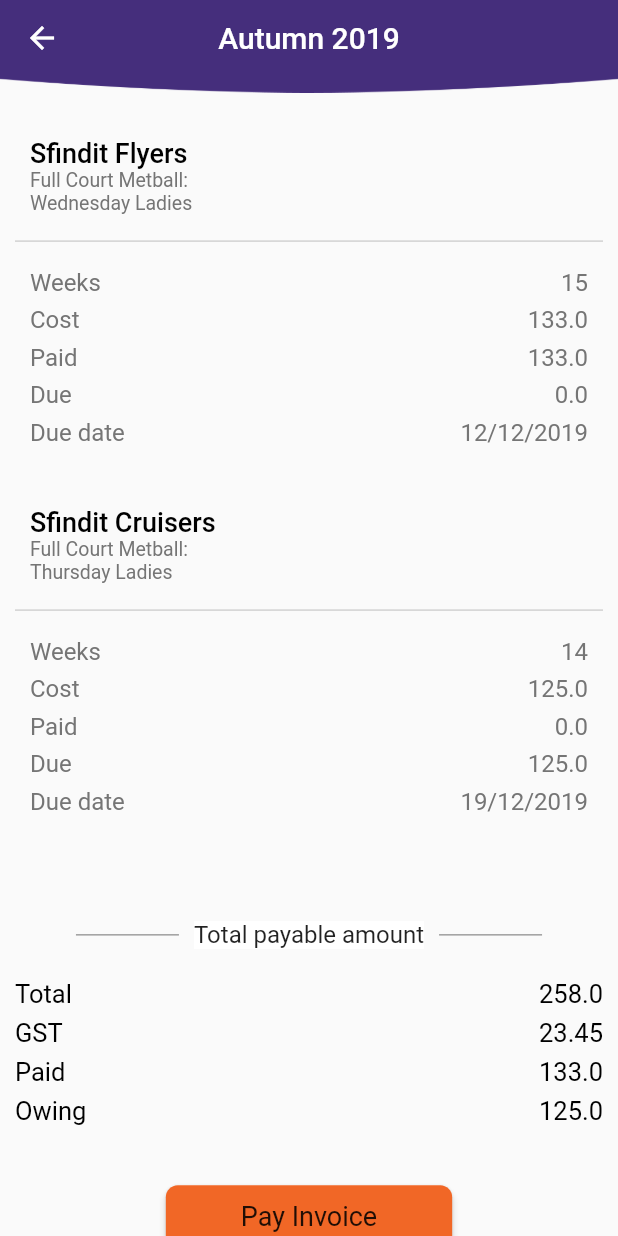
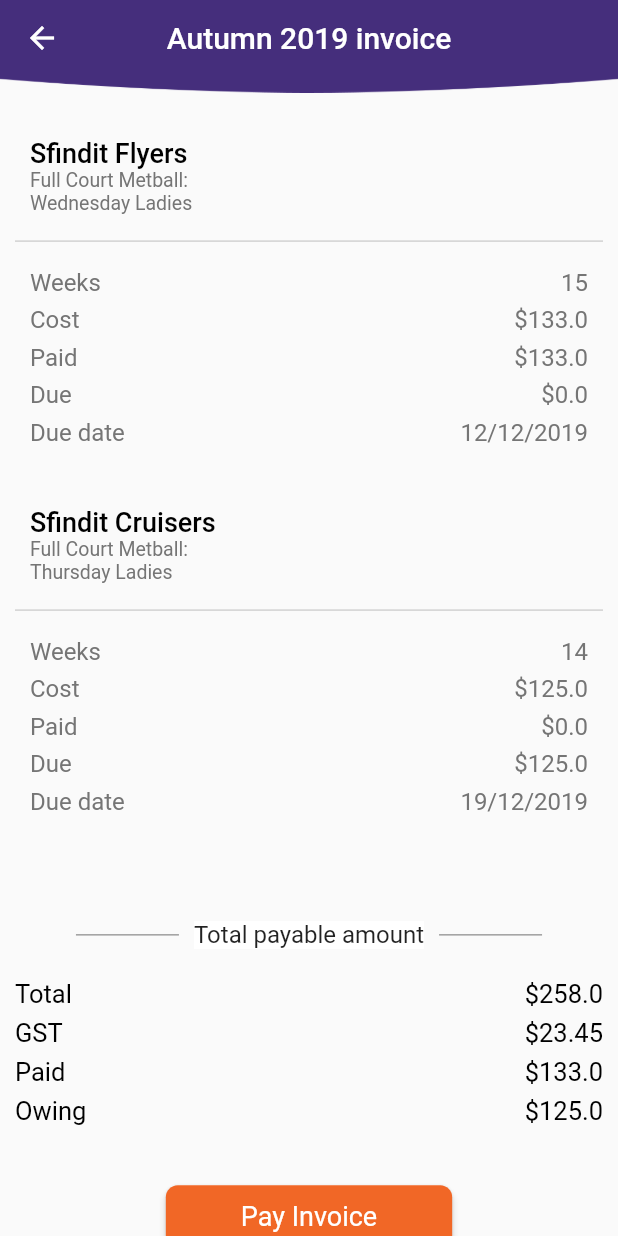
Before and after one commit to ChiragRathod090/SFindit, a Flutter app: the SeasonScreen screen opened directly, after a tap on "Autumn 2019", on a phone screen of 412 x 824 dp. Run offline on Flutter 3.47's test engine with Material 2 defaults, Android fonts, the phone set to English and light mode, and no system bars.

Commit message:
Trello Points.

```diff
--- a/lib/common/string.dart
+++ b/lib/common/string.dart
@@ -18,11 +18,11 @@ const String txtNotifications = "Notifications";
 const String txtTeams = "Teams";
 const String txtFixturesAndLadders = "Fixtures & Ladders";
 const String txtInvoices = "Invoices";
-const String txtLiveSupport = "Live Support";
+const String txtLiveSupport = "Live support";
 const String txtEditProfile = "Edit Profile";
 const String txtNotification = "Notification";
 const String txtUpcomingMatch = "Upcoming match";
-const String txtSelectSeason = "Select Season";
+const String txtSelectSeason = "Select season";
 const String txtSelectTeam = "Select team";
 
 // Hints
--- a/lib/screens/chat.dart
+++ b/lib/screens/chat.dart
@@ -225,6 +225,7 @@ class _ChatState extends State<Chat> {
                         children: <Widget>[
                           Text(
                             'Upcoming Match \n vs. All That Talent',
+                            textAlign: TextAlign.center,
                             style: Theme.of(context)
                                 .textTheme
                                 .body2
@@ -315,7 +316,7 @@ class _ChatState extends State<Chat> {
                         style: Theme.of(context)
                             .textTheme
                             .body1
-                            .copyWith(fontSize: 14.0),
+                            .copyWith(fontSize: 14.0, color: whiteColor),
                         //style: TextStyle(fontSize: 14)
                       ),
                       onPressed: () {},
--- a/lib/screens/editProfile.dart
+++ b/lib/screens/editProfile.dart
@@ -355,7 +355,7 @@ class _EditProfileState extends State<EditProfile> {
                         style: Theme.of(context)
                             .textTheme
                             .body1
-                            .copyWith(fontSize: 20.0),
+                            .copyWith(fontSize: 20.0, color: whiteColor),
                         //style: TextStyle(fontSize: 20)
                       ),
                       color: orangeColor,
--- a/lib/screens/fixturesAndLadders.dart
+++ b/lib/screens/fixturesAndLadders.dart
@@ -236,6 +236,9 @@ Widget fixturesItem(String list, BuildContext context) {
               child: Column(
                 crossAxisAlignment: CrossAxisAlignment.start,
                 children: <Widget>[
+                  SizedBox(
+                    height: 4.0,
+                  ),
                   Text(
                     "RND-R1",
                     style: Theme.of(context)
--- a/lib/screens/invoice.dart
+++ b/lib/screens/invoice.dart
@@ -120,7 +120,7 @@ class _InvoiceScreenState extends State<InvoiceScreen> {
                                   //style: TextStyle(fontSize: 16, color: Colors.grey[600]),
                                 ),
                                 Text(
-                                  "133.0",
+                                  "\$133.0",
                                   style: Theme.of(context)
                                       .textTheme
                                       .body1
@@ -148,7 +148,7 @@ class _InvoiceScreenState extends State<InvoiceScreen> {
                                   //style: TextStyle(fontSize: 16, color: Colors.grey[600]),
                                 ),
                                 Text(
-                                  "133.0",
+                                  "\$133.0",
                                   style: Theme.of(context)
                                       .textTheme
                                       .body1
@@ -176,7 +176,7 @@ class _InvoiceScreenState extends State<InvoiceScreen> {
                                   //style: TextStyle(fontSize: 16, color: Colors.grey[600]),
                                 ),
                                 Text(
-                                  '0.0',
+                                  '\$0.0',
                                   style: Theme.of(context)
                                       .textTheme
                                       .body1
@@ -312,7 +312,7 @@ class _InvoiceScreenState extends State<InvoiceScreen> {
                                   //style: TextStyle(fontSize: 16, color: Colors.grey[600]),
                                 ),
                                 Text(
-                                  "125.0",
+                                  "\$125.0",
                                   style: Theme.of(context)
                                       .textTheme
                                       .body1
@@ -340,7 +340,7 @@ class _InvoiceScreenState extends State<InvoiceScreen> {
                                   //style: TextStyle(fontSize: 16, color: Colors.grey[600]),
                                 ),
                                 Text(
-                                  "0.0",
+                                  "\$0.0",
                                   style: Theme.of(context)
                                       .textTheme
                                       .body1
@@ -368,7 +368,7 @@ class _InvoiceScreenState extends State<InvoiceScreen> {
                                   //style: TextStyle(fontSize: 16, color: Colors.grey[600]),
                                 ),
                                 Text(
-                                  '125.0',
+                                  '\$125.0',
                                   style: Theme.of(context)
                                       .textTheme
                                       .body1
@@ -460,7 +460,7 @@ class _InvoiceScreenState extends State<InvoiceScreen> {
                               //style: TextStyle(fontSize: 17, color: blackColor),
                             ),
                             Text(
-                              '258.0',
+                              '\$258.0',
                               style: Theme.of(context)
                                   .textTheme
                                   .body1
@@ -484,7 +484,7 @@ class _InvoiceScreenState extends State<InvoiceScreen> {
                               //style: TextStyle(fontSize: 17, color: blackColor),
                             ),
                             Text(
-                              '23.45',
+                              '\$23.45',
                               style: Theme.of(context)
                                   .textTheme
                                   .body1
@@ -508,7 +508,7 @@ class _InvoiceScreenState extends State<InvoiceScreen> {
                               //style: TextStyle(fontSize: 17, color: blackColor),
                             ),
                             Text(
-                              '133.0',
+                              '\$133.0',
                               style: Theme.of(context)
                                   .textTheme
                                   .body1
@@ -532,7 +532,7 @@ class _InvoiceScreenState extends State<InvoiceScreen> {
                               //style: TextStyle(fontSize: 17, color: blackColor),
                             ),
                             Text(
-                              '125.0',
+                              '\$125.0',
                               style: Theme.of(context)
                                   .textTheme
                                   .body1
@@ -555,7 +555,7 @@ class _InvoiceScreenState extends State<InvoiceScreen> {
                               style: Theme.of(context)
                                   .textTheme
                                   .body1
-                                  .copyWith(fontSize: 18.0),
+                                  .copyWith(fontSize: 18.0, color: whiteColor),
                               //style: TextStyle(fontSize: 18)
                             ),
                             color: orangeColor,
--- a/lib/screens/login.dart
+++ b/lib/screens/login.dart
@@ -96,7 +96,7 @@ class _LoginScreenState extends State<LoginScreen> {
                   style: Theme.of(context)
                       .textTheme
                       .body1
-                      .copyWith(fontSize: 20.0)),
+                      .copyWith(fontSize: 20.0, color: whiteColor)),
               //style: TextStyle(fontSize: 20)),
               color: orangeColor,
               padding: EdgeInsets.only(left: 50.0, right: 50.0),
--- a/lib/screens/profile.dart
+++ b/lib/screens/profile.dart
@@ -51,7 +51,7 @@ class _ProfileScreenState extends State<ProfileScreen> {
                                 .copyWith(fontSize: 20.0),
                           ),
                           Text(
-                            'Nick Name',
+                            'Nick name',
                             style: Theme.of(context)
                                 .textTheme
                                 .body1
@@ -224,7 +224,7 @@ class _ProfileScreenState extends State<ProfileScreen> {
                 style: Theme.of(context)
                     .textTheme
                     .body1
-                    .copyWith(fontSize: 20.0, color: Colors.grey[600]),
+                    .copyWith(fontSize: 20.0, color: Colors.grey[800]),
                 //style: TextStyle(fontSize: 20, color: Colors.grey[600]),
               ),
             ),
--- a/lib/screens/season.dart
+++ b/lib/screens/season.dart
@@ -69,7 +69,7 @@ class _SeasonScreenState extends State<SeasonScreen> {
               context,
               MaterialPageRoute(
                   builder: (context) =>
-                      InvoiceScreen(title: list[index].name)));
+                      InvoiceScreen(title: list[index].name + " invoice")));
         },
         child: Card(
           shape: RoundedRectangleBorder(
```
Also changed, not shown: lib/screens/splash.dart (+13 -7 lines), 3 other files.
